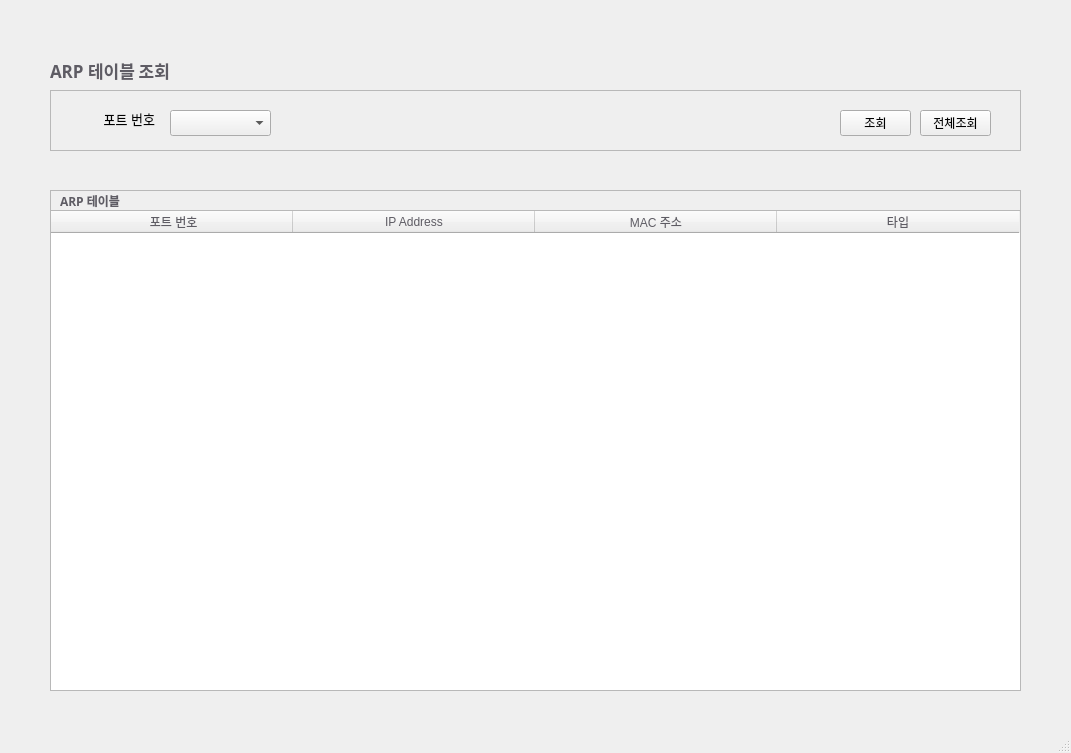
Old version of the form arptablewindow.ui in the repository gunwoopyo/network.
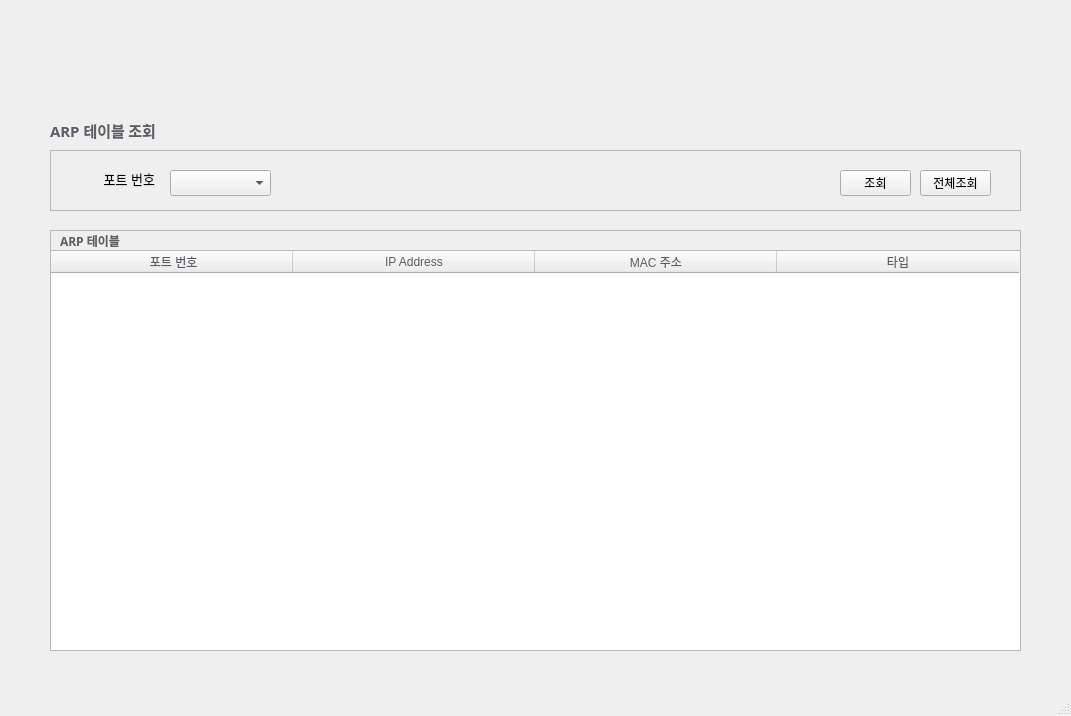
New version of the form.

```diff
--- a/arptablewindow.ui
+++ b/arptablewindow.ui
@@ -7,7 +7,7 @@
     <x>0</x>
     <y>0</y>
     <width>1071</width>
-    <height>753</height>
+    <height>716</height>
    </rect>
   </property>
   <property name="windowTitle">
@@ -18,7 +18,7 @@
     <property name="geometry">
      <rect>
       <x>50</x>
-      <y>90</y>
+      <y>150</y>
       <width>971</width>
       <height>61</height>
      </rect>
@@ -93,9 +93,9 @@
     <property name="geometry">
      <rect>
       <x>50</x>
-      <y>190</y>
+      <y>230</y>
       <width>971</width>
-      <height>501</height>
+      <height>421</height>
      </rect>
     </property>
     <property name="font">
@@ -139,7 +139,7 @@
        <x>0</x>
        <y>20</y>
        <width>971</width>
-       <height>481</height>
+       <height>401</height>
       </rect>
      </property>
      <property name="font">
@@ -228,15 +228,15 @@
     <property name="geometry">
      <rect>
       <x>50</x>
-      <y>60</y>
-      <width>131</width>
+      <y>120</y>
+      <width>111</width>
       <height>21</height>
      </rect>
     </property>
     <property name="font">
      <font>
       <family>Cantarell Extra Bold</family>
-      <pointsize>13</pointsize>
+      <pointsize>11</pointsize>
       <bold>true</bold>
      </font>
     </property>
```
